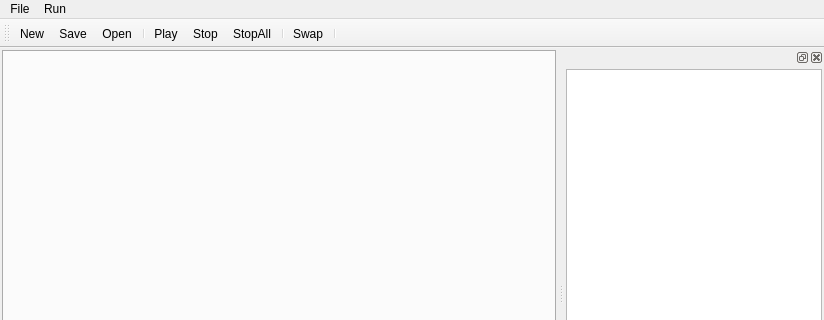
First picture: the form in HardUO/mainwindow.ui, repository alextrevisan/HardUO, before the edit; both pictures show x 0 to 824 and y 0 to 320 of the 824 by 559 pixel window.
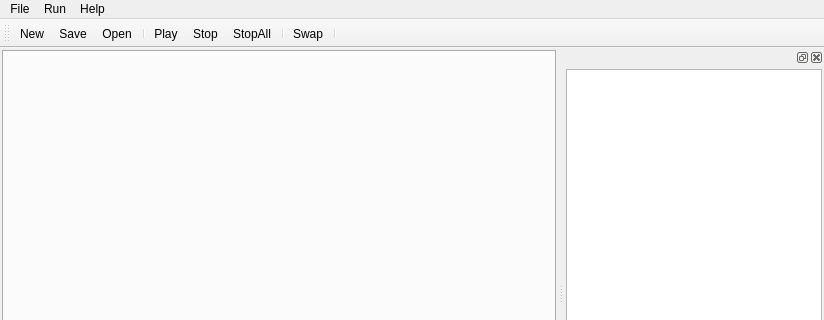
Second picture: the form after the edit. Icons and pictures are not drawn.

Commit message: Added Help->About window

```diff
--- a/HardUO/mainwindow.ui
+++ b/HardUO/mainwindow.ui
@@ -79,8 +79,15 @@
     <addaction name="actionStop"/>
     <addaction name="actionStopAll"/>
    </widget>
+   <widget class="QMenu" name="menuHelp">
+    <property name="title">
+     <string>Help</string>
+    </property>
+    <addaction name="actionAbout"/>
+   </widget>
    <addaction name="menuFile"/>
    <addaction name="menuRun"/>
+   <addaction name="menuHelp"/>
   </widget>
   <widget class="QToolBar" name="mainToolBar">
    <property name="iconSize">
```
Left out of the diff: 5 changed lines with no effect on the pictures. The commit also changes 6 other files.
